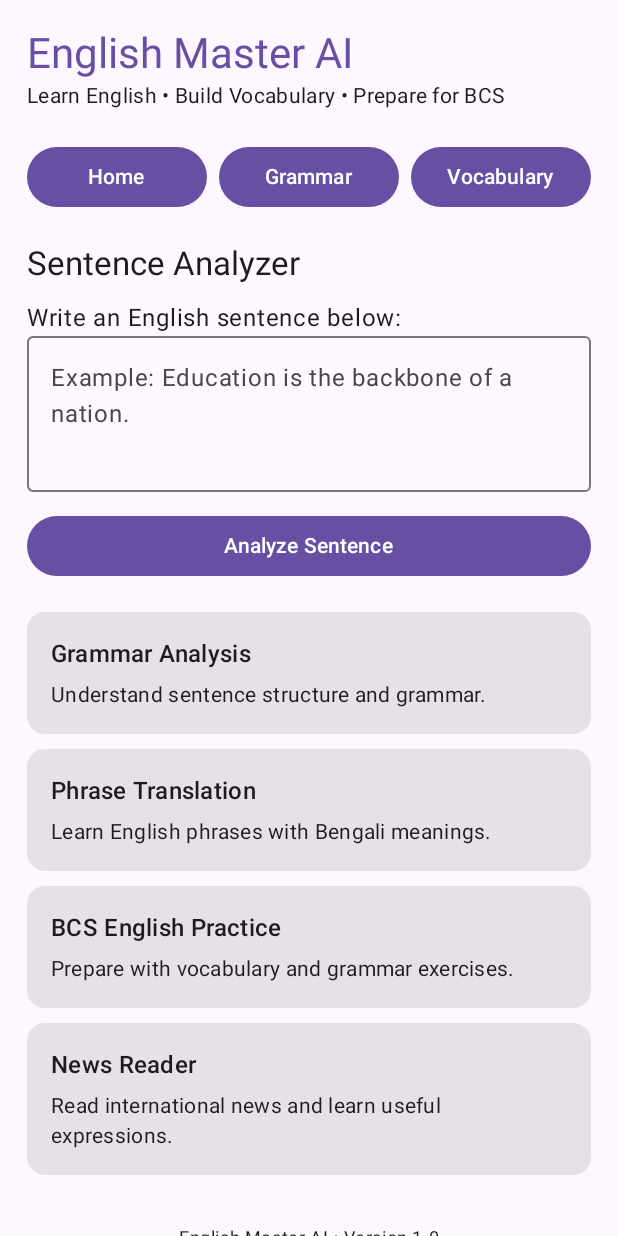
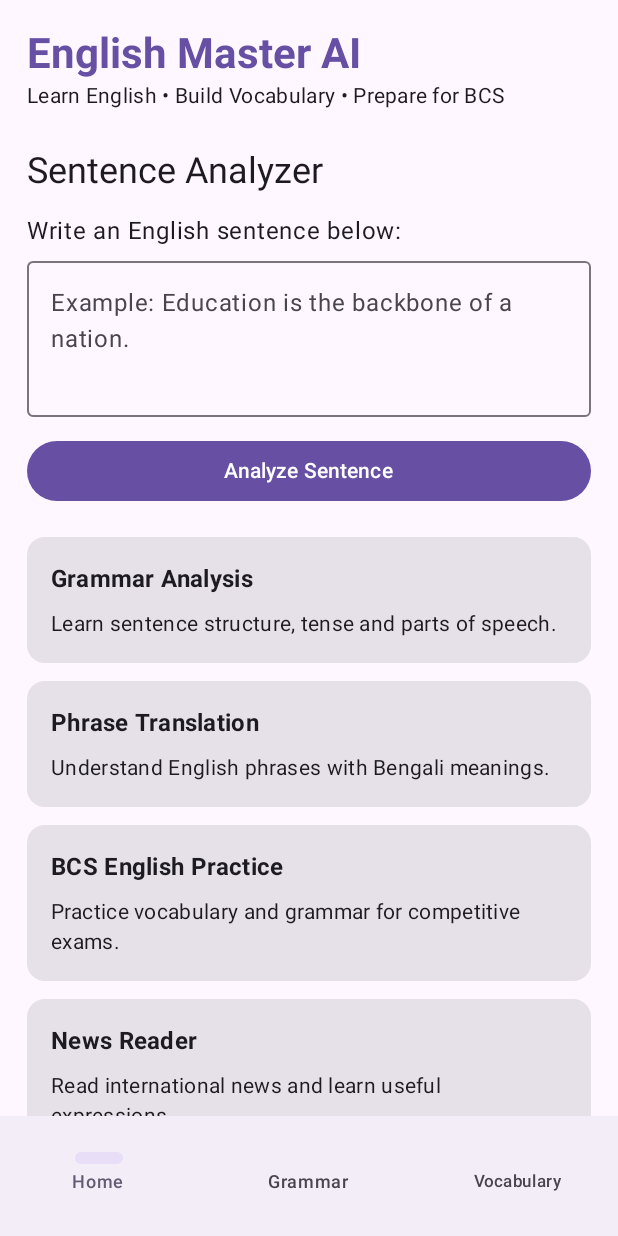
Before and after one commit to sakishoyeb4-ops/https-github.com-sakishoyeb4-ops-english-master.ai, an Android app built with Jetpack Compose: the screen it shows after launch (MainActivity), on a phone screen of 412 x 824 dp. Run offline under Robolectric (Android 15) with nearby library versions, the phone set to English and light mode, and no system bars.

Commit message:
Update MainActivity.kt

```diff
--- a/app/src/main/java/com/shoyeb/englishmasterai/MainActivity.kt
+++ b/app/src/main/java/com/shoyeb/englishmasterai/MainActivity.kt
@@ -9,9 +9,10 @@ import androidx.compose.foundation.rememberScrollState
 import androidx.compose.foundation.verticalScroll
 import androidx.compose.material3.*
 import androidx.compose.runtime.*
-import androidx.compose.ui.Alignment
 import androidx.compose.ui.Modifier
+import androidx.compose.ui.text.font.FontWeight
 import androidx.compose.ui.unit.dp
+import androidx.compose.ui.unit.sp
 
 class MainActivity : ComponentActivity() {
     override fun onCreate(savedInstanceState: Bundle?) {
@@ -29,21 +30,49 @@ class MainActivity : ComponentActivity() {
 fun EnglishMasterApp() {
     var sentence by remember { mutableStateOf("") }
     var result by remember { mutableStateOf("") }
-    var selectedSection by remember { mutableStateOf("Home") }
+    var grammarResult by remember { mutableStateOf("") }
+    var selectedSection by remember { mutableStateOf(0) }
 
-    Surface(
-        modifier = Modifier.fillMaxSize(),
-        color = MaterialTheme.colorScheme.background
-    ) {
+    Scaffold(
+        bottomBar = {
+            NavigationBar {
+                NavigationBarItem(
+                    selected = selectedSection == 0,
+                    onClick = { selectedSection = 0 },
+                    icon = {},
+                    label = { Text("Home", maxLines = 1) }
+                )
+
+                NavigationBarItem(
+                    selected = selectedSection == 1,
+                    onClick = { selectedSection = 1 },
+                    icon = {},
+                    label = { Text("Grammar", maxLines = 1) }
+                )
+
+                NavigationBarItem(
+                    selected = selectedSection == 2,
+                    onClick = { selectedSection = 2 },
+                    icon = {},
+                    label = { Text("Vocabulary", maxLines = 1, fontSize = 11.sp) }
+                )
+            }
+        }
+    ) { padding ->
+
         Column(
             modifier = Modifier
                 .fillMaxSize()
+                .padding(padding)
+                .windowInsetsPadding(WindowInsets.safeDrawing)
                 .verticalScroll(rememberScrollState())
                 .padding(18.dp)
         ) {
+
             Text(
                 text = "English Master AI",
                 style = MaterialTheme.typography.headlineMedium,
+                fontWeight = FontWeight.Bold,
                 color = MaterialTheme.colorScheme.primary
             )
 
@@ -52,63 +81,55 @@ fun EnglishMasterApp() {
                 style = MaterialTheme.typography.bodyMedium
             )
 
-            Spacer(modifier = Modifier.height(20.dp))
-
-            Row(
-                modifier = Modifier.fillMaxWidth(),
-                horizontalArrangement = Arrangement.spacedBy(8.dp)
-            ) {
-                listOf("Home", "Grammar", "Vocabulary").forEach { section ->
-                    Button(
-                        onClick = { selectedSection = section },
-                        modifier = Modifier.weight(1f)
-                    ) {
-                        Text(section)
-                    }
-                }
-            }
-
-            Spacer(modifier = Modifier.height(20.dp))
+            Spacer(modifier = Modifier.height(24.dp))
 
             when (selectedSection) {
-                "Home" -> {
+
+                0 -> {
                     Text(
                         "Sentence Analyzer",
-                        style = MaterialTheme.typography.titleLarge
+                        style = MaterialTheme.typography.headlineSmall
                     )
 
-                    Spacer(modifier = Modifier.height(10.dp))
+                    Spacer(modifier = Modifier.height(12.dp))
 
                     Text("Write an English sentence below:")
+
+                    Spacer(modifier = Modifier.height(8.dp))
 
                     OutlinedTextField(
                         value = sentence,
                         onValueChange = {
                             sentence = it
                             result = ""
+                            grammarResult = ""
                         },
                         modifier = Modifier.fillMaxWidth(),
                         placeholder = {
                             Text("Example: Education is the backbone of a nation.")
                         },
-                        minLines = 3
+                        minLines = 3,
+                        maxLines = 6
                     )
 
                     Spacer(modifier = Modifier.height(12.dp))
 
                     Button(
                         onClick = {
-                            result = if (sentence.isBlank()) {
-                                "Please enter a sentence first."
+                            if (sentence.isBlank()) {
+                                result = "Please enter a sentence first."
+                                grammarResult = ""
                             } else {
                                 val phrases = sentence
                                     .split(Regex("[,;:]"))
                                     .map { it.trim() }
                                     .filter { it.isNotEmpty() }
 
-                                phrases.mapIndexed { index, phrase ->
+                                result = phrases.mapIndexed { index, phrase ->
                                     "${index + 1}. $phrase"
                                 }.joinToString("\n\n")
+
+                                grammarResult = checkBasicGrammar(sentence)
                             }
                         },
                         modifier = Modifier.fillMaxWidth()
@@ -117,81 +138,117 @@ fun EnglishMasterApp() {
                     }
 
                     if (result.isNotEmpty()) {
-                        Spacer(modifier = Modifier.height(16.dp))
+                        Spacer(modifier = Modifier.height(18.dp))
 
-                        Card(modifier = Modifier.fillMaxWidth()) {
-                            Column(modifier = Modifier.padding(16.dp)) {
-                                Text(
-                                    "Phrase Breakdown",
-                                    style = MaterialTheme.typography.titleMedium
-                                )
-                                Spacer(modifier = Modifier.height(8.dp))
-                                Text(result)
-                            }
-                        }
+                        InfoCard(
+                            title = "Phrase Breakdown",
+                            description = result
+                        )
+
+                        InfoCard(
+                            title = "Basic Grammar Check",
+                            description = grammarResult
+                        )
+
+                        InfoCard(
+                            title = "Bengali Translation",
+                            description = "AI translation will be added after connecting the secure AI service."
+                        )
                     }
 
                     Spacer(modifier = Modifier.height(20.dp))
 
-                    FeatureCard(
+                    InfoCard(
                         "Grammar Analysis",
-                        "Understand sentence structure and grammar."
+                        "Learn sentence structure, tense and parts of speech."
                     )
 
-                    FeatureCard(
+                    InfoCard(
                         "Phrase Translation",
-                        "Learn English phrases with Bengali meanings."
+                        "Understand English phrases with Bengali meanings."
                     )
 
-                    FeatureCard(
+                    InfoCard(
                         "BCS English Practice",
-                        "Prepare with vocabulary and grammar exercises."
+                        "Practice vocabulary and grammar for competitive exams."
                     )
 
-                    FeatureCard(
+                    InfoCard(
                         "News Reader",
                         "Read international news and learn useful expressions."
                     )
                 }
 
-                "Grammar" -> {
+                1 -> {
                     Text(
                         "Grammar Learning",
-                        style = MaterialTheme.typography.titleLarge
+                        style = MaterialTheme.typography.headlineSmall
                     )
-                    Spacer(modifier = Modifier.height(12.dp))
-                    FeatureCard(
+
+                    Spacer(modifier = Modifier.height(16.dp))
+
+                    InfoCard(
                         "Parts of Speech",
-                        "Noun, Pronoun, Verb, Adjective, Adverb and more."
+                        "Noun, Pronoun, Verb, Adjective, Adverb, Preposition, Conjunction and Interjection."
                     )
-                    FeatureCard(
+
+                    InfoCard(
                         "Sentence Structure",
-                        "Subject, Verb, Object and sentence patterns."
+                        "Subject + Verb + Object. Learn how English sentences are formed."
                     )
-                    FeatureCard(
+
+                    InfoCard(
                         "Tense",
-                        "Learn the twelve English tense forms."
+                        "Present, Past and Future tense with their twelve common forms."
+                    )
+
+                    InfoCard(
+                        "Subject-Verb Agreement",
+                        "Learn how subjects and verbs agree in a sentence."
+                    )
+
+                    InfoCard(
+                        "Right Form of Verbs",
+                        "Practice the correct use of English verbs."
                     )
                 }
 
-                "Vocabulary" -> {
+                2 -> {
                     Text(
                         "Vocabulary Notebook",
-                        style = MaterialTheme.typography.titleLarge
+                        style = MaterialTheme.typography.headlineSmall
                     )
+
+                    Spacer(modifier = Modifier.height(12.dp))
+
+                    Text(
+                        "Sample GRE Vocabulary",
+                        style = MaterialTheme.typography.titleMedium
+                    )
+
                     Spacer(modifier = Modifier.height(12.dp))
 
                     val words = listOf(
-                        "Abundant — প্রচুর",
-                        "Benevolent — দয়ালু",
-                        "Candid — অকপট",
-                        "Diligent — পরিশ্রমী",
-                        "Eloquent — বাগ্মী"
+                        "Abundant" to "প্রচুর",
+                        "Benevolent" to "দয়ালু",
+                        "Candid" to "অকপট",
+                        "Diligent" to "পরিশ্রমী",
+                        "Eloquent" to "বাগ্মী",
+                        "Ephemeral" to "ক্ষণস্থায়ী",
+                        "Meticulous" to "অতিসতর্ক",
+                        "Obsolete" to "সেকেলে",
+                        "Pragmatic" to "বাস্তববাদী",
+                        "Resilient" to "ঘুরে দাঁড়াতে সক্ষম"
                     )
 
-                    words.forEach { word ->
-                        FeatureCard(word, "Learn this word and revise it regularly.")
+                    words.forEach { (word, meaning) ->
+                        InfoCard(word, meaning)
                     }
+
+                    Text(
+                        "More vocabulary and personal word saving will be added in the next version.",
+                        style = MaterialTheme.typography.bodySmall
+                    )
                 }
             }
 
@@ -199,28 +256,58 @@ fun EnglishMasterApp() {
 
             Text(
                 "English Master AI • Version 1.0",
-                style = MaterialTheme.typography.bodySmall,
-                modifier = Modifier.align(Alignment.CenterHorizontally)
+                style = MaterialTheme.typography.bodySmall
             )
         }
     }
 }
 
+fun checkBasicGrammar(text: String): String {
+    val lower = text.lowercase()
+    val suggestions = mutableListOf<String>()
+
+    if ("this problems" in lower) {
+        suggestions.add(
+            "Suggestion: Use 'these problems' instead of 'this problems'."
+        )
+    }
+
+    if ("amid this situation" in lower) {
+        suggestions.add(
+            "Suggestion: 'In this situation' sounds more natural here."
+        )
+    }
+
+    if (suggestions.isEmpty()) {
+        return "No matching common error was detected by the basic offline checker. This does not guarantee that the sentence is grammatically correct."
+    }
+
+    return suggestions.joinToString("\n\n")
+}
+
 @Composable
-fun FeatureCard(title: String, description: String) {
+fun InfoCard(
+    title: String,
+    description: String
+) {
     Card(
         modifier = Modifier
             .fillMaxWidth()
-            .padding(bottom = 10.dp)
+            .padding(bottom = 12.dp)
     ) {
-        Column(modifier = Modifier.padding(16.dp)) {
+        Column(
+            modifier = Modifier.padding(16.dp)
+        ) {
             Text(
-                title,
-                style = MaterialTheme.typography.titleMedium
+                text = title,
+                style = MaterialTheme.typography.titleMedium,
+                fontWeight = FontWeight.Bold
             )
-            Spacer(modifier = Modifier.height(5.dp))
+
+            Spacer(modifier = Modifier.height(8.dp))
+
             Text(
-                description,
+                text = description,
                 style = MaterialTheme.typography.bodyMedium
             )
         }
```
